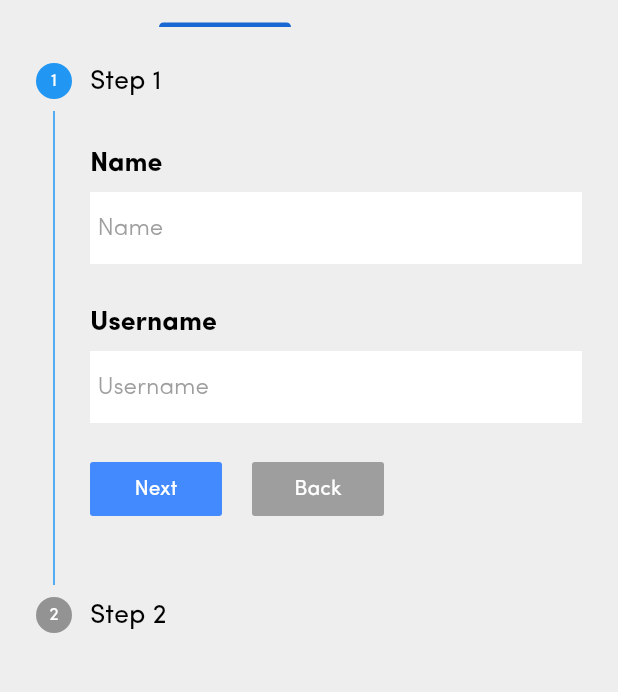
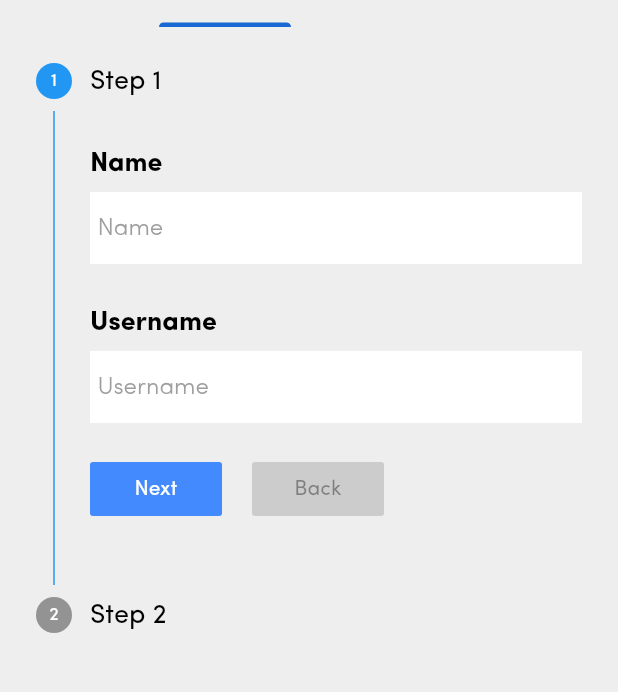
Before and after one commit to SubroutineX/Clubster, a Flutter app: the screen it shows after launch, tab 2 chosen, after a tap on "Next", after a tap on "Back", on a phone screen of 412 x 824 dp, the part 48-740 px from its top. Run offline on Flutter 3.47's test engine with Material 2 defaults, Android fonts, the phone set to English and light mode, and no system bars; our stand-ins replace simple_animations.

Commit message:
update register page.dart

```diff
--- a/lib/views/register_page.dart
+++ b/lib/views/register_page.dart
@@ -57,6 +57,7 @@ class _RegisterPageState extends State<RegisterPage> {
               decoration: BoxDecoration(color: Colors.white),
               child: TextFormField(
                 style: formFieldStyle,
+                keyboardType: TextInputType.emailAddress,
                 decoration: InputDecoration(
                     border: InputBorder.none,
                     hintText: "Name",
@@ -81,8 +82,8 @@ class _RegisterPageState extends State<RegisterPage> {
               padding: EdgeInsets.symmetric(horizontal: 5),
               decoration: BoxDecoration(color: Colors.white),
               child: TextFormField(
-                obscureText: true,
                 style: formFieldStyle,
+                keyboardType: TextInputType.emailAddress,
                 decoration: InputDecoration(
                   border: InputBorder.none,
                   hintText: "Username",
@@ -122,6 +123,7 @@ class _RegisterPageState extends State<RegisterPage> {
               decoration: BoxDecoration(color: Colors.white),
               child: TextFormField(
                 style: formFieldStyle,
+                keyboardType: TextInputType.emailAddress,
                 decoration: InputDecoration(
                     border: InputBorder.none,
                     hintText: "Email",
@@ -146,6 +148,8 @@ class _RegisterPageState extends State<RegisterPage> {
               padding: EdgeInsets.symmetric(horizontal: 5),
               decoration: BoxDecoration(color: Colors.white),
               child: TextFormField(
+                keyboardType: TextInputType.emailAddress,
+                obscureText: true,
                 style: formFieldStyle,
                 decoration: InputDecoration(
                   border: InputBorder.none,
@@ -186,42 +190,44 @@ class _RegisterPageState extends State<RegisterPage> {
                       children: <Widget>[
                         FlatButton(
                           color: Colors.blueAccent,
-                          child: Text(
-                            "Next",
-                            style: TextStyle(color: Colors.white),
-                          ),
+                          child: currentStep < steps.length - 1
+                              ? Text(
+                                  "Next",
+                                  style: TextStyle(color: Colors.white),
+                                )
+                              : Text(
+                                  "Register",
+                                  style: TextStyle(color: Colors.white),
+                                ),
                           onPressed: () {
                             setState(
                               () {
-                                // update the variable handling the current step value
-                                // going back one step i.e adding 1, until its the length of the step
                                 if (currentStep < steps.length - 1) {
                                   currentStep = currentStep + 1;
                                 }
-                                // } else {
-                                //   currentStep = 0;
-                                // }
                               },
                             );
                           },
                         ),
                         SizedBox(width: 20),
                         FlatButton(
-                          color: Colors.grey,
-                          child: Text(
-                            "Back",
-                            style: TextStyle(color: Colors.white),
-                          ),
+                          color: currentStep > 0
+                              ? Colors.white
+                              : Color(0xffcccccc),
+                          child: currentStep > 0
+                              ? Text(
+                                  "Back",
+                                  style: TextStyle(color: Colors.blueAccent),
+                                )
+                              : Text(
+                                  "Back",
+                                  style: TextStyle(color: Colors.black38),
+                                ),
                           onPressed: () {
-                            // On hitting cancel button, change the state
                             setState(
                               () {
-                                // update the variable handling the current step value
-                                // going back one step i.e subtracting 1, until its 0
                                 if (currentStep > 0) {
                                   currentStep = currentStep - 1;
-                                } else {
-                                  currentStep = currentStep + 1;
                                 }
                               },
                             );
```
